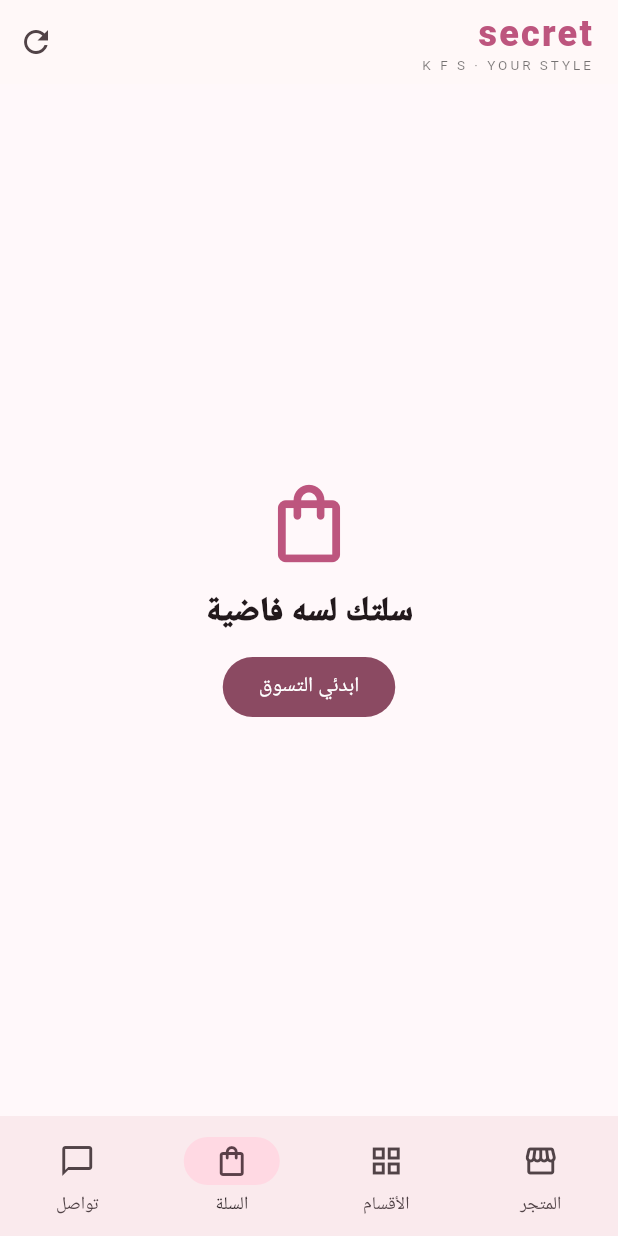
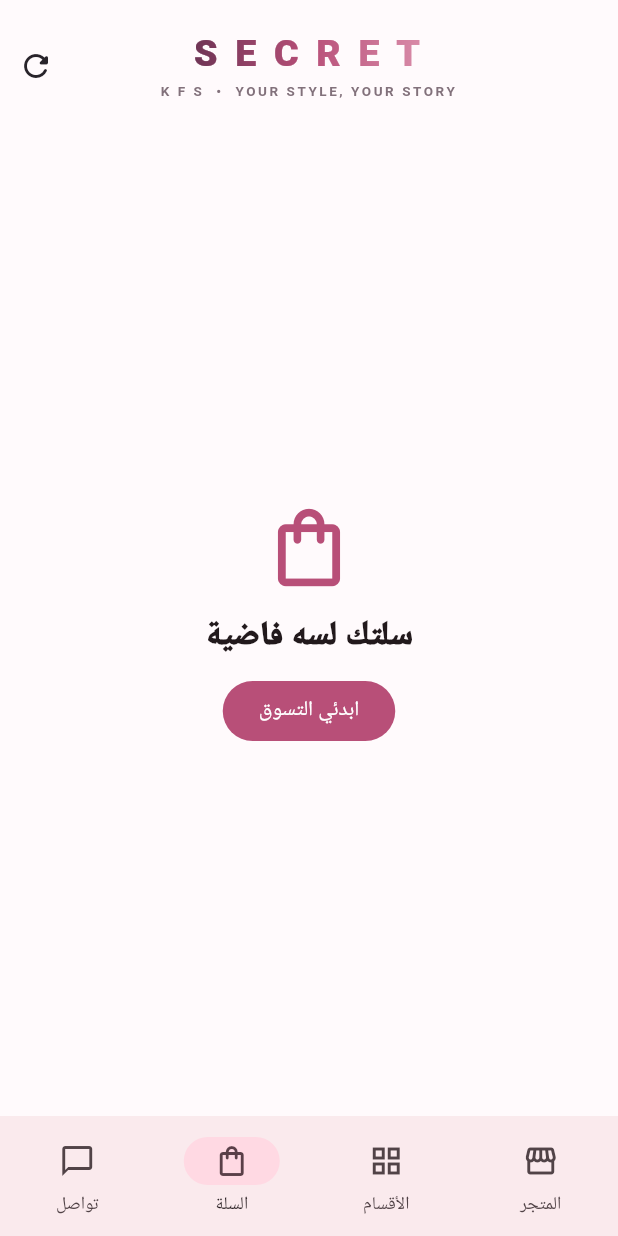
Before and after one commit to webdimeler/secret, a Flutter app: the screen it shows after launch, item 3 of the bottom bar chosen, on a phone screen of 412 x 824 dp. Run offline on Flutter 3.47's test engine with Material 3 defaults, Android fonts, the phone set to English and light mode, and no system bars; our stand-ins replace shared_preferences, supabase_flutter; accounts and stored records are empty.

Commit message:
Redesign Secret KFS with premium spaced wordmark and animated gradient hero

```diff
--- a/android_store/lib/main.dart
+++ b/android_store/lib/main.dart
@@ -6,7 +6,10 @@ import 'package:url_launcher/url_launcher.dart';
 
 const url = 'https://ywhwqpijlevtoqvhodkf.supabase.co';
 const publicKey = 'sb_publishable_x2MuIwfoQKZ6R33K1Tl4_Q_8HZJIUSY';
-const pink = Color(0xFFBD557E);
+const pink = Color(0xFFB84F78);
+const plum = Color(0xFF6F3455);
+const ink = Color(0xFF28232A);
+const canvas = Color(0xFFFFFAFC);
 final db = Supabase.instance.client;
 
 Future<void> main() async {
@@ -18,7 +21,7 @@ class SecretApp extends StatelessWidget {
   const SecretApp({super.key});
   @override Widget build(BuildContext context) => MaterialApp(
     title: 'Secret KFS', debugShowCheckedModeBanner: false,
-    theme: ThemeData(useMaterial3: true, colorScheme: ColorScheme.fromSeed(seedColor: pink), scaffoldBackgroundColor: const Color(0xFFFFF8FA)),
+    theme: ThemeData(useMaterial3: true, colorScheme: ColorScheme.fromSeed(seedColor: pink).copyWith(primary: pink, secondary: plum), scaffoldBackgroundColor: canvas, appBarTheme: const AppBarTheme(backgroundColor: canvas, foregroundColor: ink, elevation: 0, surfaceTintColor: Colors.transparent, centerTitle: true), cardTheme: CardThemeData(color: Colors.white, elevation: 0, shape: RoundedRectangleBorder(borderRadius: BorderRadius.all(Radius.circular(22)), side: BorderSide(color: Color(0xFFF1E4EA)))), inputDecorationTheme: InputDecorationTheme(filled: true, fillColor: Colors.white, contentPadding: EdgeInsets.symmetric(horizontal: 16, vertical: 15), border: OutlineInputBorder(borderRadius: BorderRadius.all(Radius.circular(18)), borderSide: BorderSide(color: Color(0xFFF0E2E9))), enabledBorder: OutlineInputBorder(borderRadius: BorderRadius.all(Radius.circular(18)), borderSide: BorderSide(color: Color(0xFFF0E2E9))), focusedBorder: OutlineInputBorder(borderRadius: BorderRadius.all(Radius.circular(18)), borderSide: BorderSide(color: pink, width: 1.5))), snackBarTheme: SnackBarThemeData(behavior: SnackBarBehavior.floating, shape: RoundedRectangleBorder(borderRadius: BorderRadius.all(Radius.circular(16))))),
     builder: (context, child) => Directionality(textDirection: TextDirection.rtl, child: child ?? const SizedBox()),
     home: const StorePage(),
   );
@@ -181,10 +184,12 @@ class _StorePageState extends State<StorePage> {
     await launchUrl(uri,mode:LaunchMode.externalApplication);
   }
   @override Widget build(BuildContext context)=>Scaffold(
-    appBar:AppBar(title:const Column(crossAxisAlignment:CrossAxisAlignment.start,children:[
-      Text('secret',style:TextStyle(color:pink,fontSize:24,fontWeight:FontWeight.w900,letterSpacing:1.5)),
-      Text('K F S · YOUR STYLE',style:TextStyle(fontSize:9,color:Colors.black54,letterSpacing:2)),
-    ]),actions:[IconButton(onPressed:load,icon:const Icon(Icons.refresh))]),
+    appBar:AppBar(toolbarHeight:88,title:Column(mainAxisSize:MainAxisSize.min,children:[
+      ShaderMask(shaderCallback:(bounds)=>const LinearGradient(colors:[plum,pink,Color(0xFFD98CA9)]).createShader(bounds),
+        child:const Text('S E C R E T',style:TextStyle(color:Colors.white,fontSize:25,fontWeight:FontWeight.w800,letterSpacing:2.8,height:1.1))),
+      const SizedBox(height:5),
+      const Text('K F S  •  YOUR STYLE, YOUR STORY',style:TextStyle(fontSize:9,color:Color(0xFF82717B),letterSpacing:1.7,fontWeight:FontWeight.w600)),
+    ]),actions:[IconButton(onPressed:load,tooltip:'تحديث المنتجات',icon:const Icon(Icons.refresh_rounded))]),
     body:IndexedStack(index:tab,children:[home(),categoriesPage(),cartPage(),contactPage()]),
     bottomNavigationBar:NavigationBar(selectedIndex:tab,onDestinationSelected:(v)=>setState(()=>tab=v),destinations:[
       const NavigationDestination(icon:Icon(Icons.storefront_outlined),label:'المتجر'),
@@ -195,11 +200,32 @@ class _StorePageState extends State<StorePage> {
   );
   Widget home()=>RefreshIndicator(onRefresh:load,child:CustomScrollView(slivers:[
     if(cms['announcement_visible'] != false) SliverToBoxAdapter(child:Padding(padding:const EdgeInsets.fromLTRB(14,8,14,0),child:Text((cms['announcement']??'لمستك الخاصة تبدأ من هنا ✦ توصيل داخل كفر الشيخ والمناطق المحيطة').toString(),textAlign:TextAlign.center,style:const TextStyle(fontSize:12,color:pink,fontWeight:FontWeight.w700)))),
-    SliverToBoxAdapter(child:Container(margin:const EdgeInsets.all(14),padding:const EdgeInsets.all(22),decoration:BoxDecoration(borderRadius:BorderRadius.circular(24),gradient:const LinearGradient(colors:[Color(0xFFF8E5ED),Color(0xFFFFF9FB)])),child:Column(crossAxisAlignment:CrossAxisAlignment.start,children:[
-      Text((cms['hero_eyebrow']??'YOUR STYLE, YOUR SECRET').toString(),style:const TextStyle(color:pink,fontWeight:FontWeight.w900,fontSize:11)),
-      const SizedBox(height:8),Text((cms['hero_title']??'تفاصيل صغيرة،\nإطلالة مختلفة.').toString(),style:const TextStyle(fontSize:30,height:1.3,fontWeight:FontWeight.w900)),
-      const SizedBox(height:8),Text((cms['hero_description']??'اختاري القطع اللي تشبهك من تشكيلتنا المختارة — لأن أناقتك ليها حكاية.').toString(),style:const TextStyle(height:1.8)),
-    ]))),
+    SliverToBoxAdapter(child:Padding(padding:const EdgeInsets.fromLTRB(14,14,14,8),child:
+      TweenAnimationBuilder<double>(tween:Tween(begin:.94,end:1),duration:const Duration(milliseconds:650),curve:Curves.easeOutCubic,
+        builder:(context,scale,child)=>Transform.scale(scale:scale,child:child),
+        child:Container(padding:const EdgeInsets.all(23),decoration:BoxDecoration(
+          borderRadius:BorderRadius.circular(30),
+          gradient:const LinearGradient(begin:Alignment.topRight,end:Alignment.bottomLeft,colors:[Color(0xFF713B5C),Color(0xFFAD567C),Color(0xFFD58CA8)]),
+          boxShadow:[BoxShadow(color:plum.withOpacity(.16),blurRadius:24,offset:Offset(0,12))]),
+          child:Stack(children:[
+            const Positioned(left:-10,top:-22,child:Icon(Icons.auto_awesome,size:104,color:Color(0x22FFFFFF))),
+            Column(crossAxisAlignment:CrossAxisAlignment.start,children:[
+              Container(padding:const EdgeInsets.symmetric(horizontal:12,vertical:7),decoration:BoxDecoration(color:Colors.white.withOpacity(.16),borderRadius:BorderRadius.circular(30),border:Border.all(color:Colors.white.withOpacity(.2))),
+                child:Text((cms['hero_eyebrow']??'CURATED FOR YOU  ✦').toString(),style:const TextStyle(color:Colors.white,fontWeight:FontWeight.w700,fontSize:10,letterSpacing:1.4))),
+              const SizedBox(height:17),
+              Text((cms['hero_title']??'ستايلك…\\nعلى طريقتك.').toString(),style:const TextStyle(fontSize:31,height:1.28,fontWeight:FontWeight.w900,color:Colors.white)),
+              const SizedBox(height:10),
+              Text((cms['hero_description']??'اكتشفي قطعًا مختارة بعناية، لتفاصيل صغيرة تصنع فرقًا كبيرًا.').toString(),style:const TextStyle(height:1.8,fontSize:13,color:Color(0xFFFBEFF4))),
+              const SizedBox(height:19),
+              Wrap(spacing:8,runSpacing:8,children:[
+                _heroPill(Icons.favorite_border_rounded,'اختيارات مميزة'),
+                _heroPill(Icons.local_shipping_outlined,'توصيل سهل'),
+              ]),
+            ]),
+          ]),
+        ),
+      ),
+    )),
     SliverToBoxAdapter(child:Padding(padding:const EdgeInsets.symmetric(horizontal:14),child:TextField(controller:search,onChanged:(v)=>setState(()=>query=v),decoration:InputDecoration(hintText:'ابحثي عن منتج أو وصف…',prefixIcon:const Icon(Icons.search),suffixIcon:query.isEmpty?null:IconButton(onPressed:(){search.clear();setState(()=>query='');},icon:const Icon(Icons.close)))))),
     SliverToBoxAdapter(child:Padding(padding:const EdgeInsets.all(14),child:Text(category.isEmpty?'قطع هتحبيها 🤍':category,style:const TextStyle(fontSize:21,fontWeight:FontWeight.w900)))),
     if(loading)const SliverFillRemaining(child:Center(child:CircularProgressIndicator()))
@@ -208,6 +234,11 @@ class _StorePageState extends State<StorePage> {
     else SliverPadding(padding:const EdgeInsets.fromLTRB(12,0,12,16),sliver:SliverGrid(delegate:SliverChildBuilderDelegate((ctx,i)=>productCard(filtered[i]),childCount:filtered.length),gridDelegate:const SliverGridDelegateWithFixedCrossAxisCount(crossAxisCount:2,crossAxisSpacing:12,mainAxisSpacing:12,childAspectRatio:.57))),
     SliverToBoxAdapter(child:Padding(padding:const EdgeInsets.all(16),child:Container(padding:const EdgeInsets.all(18),decoration:BoxDecoration(color:const Color(0xFFF2DCE6),borderRadius:BorderRadius.circular(18)),child:const Text('اختيارات بعناية • طلب سهل وواضح • إحنا قريبين منك')))),
   ]));
+  Widget _heroPill(IconData icon,String label)=>Container(
+    padding:const EdgeInsets.symmetric(horizontal:11,vertical:8),
+    decoration:BoxDecoration(color:Colors.white.withOpacity(.14),borderRadius:BorderRadius.circular(30),border:Border.all(color:Colors.white.withOpacity(.24))),
+    child:Row(mainAxisSize:MainAxisSize.min,children:[Icon(icon,size:14,color:Colors.white),const SizedBox(width:6),Text(label,style:const TextStyle(color:Colors.white,fontSize:11,fontWeight:FontWeight.w600))]),
+  );
   Widget productCard(Product p)=>InkWell(onTap:()=>showProduct(p),borderRadius:BorderRadius.circular(16),child:Container(clipBehavior:Clip.antiAlias,decoration:BoxDecoration(color:Colors.white,borderRadius:BorderRadius.circular(16),border:Border.all(color:const Color(0xFFF0DFE6))),child:Column(crossAxisAlignment:CrossAxisAlignment.stretch,children:[
     Expanded(child:Stack(fit:StackFit.expand,children:[
       if(p.images.isNotEmpty)Image.network(p.images.first,fit:BoxFit.cover,errorBuilder:(_,__,___)=>const ColoredBox(color:Color(0xFFF7EAF0),child:Icon(Icons.shopping_bag_outlined,color:pink,size:38))) else const ColoredBox(color:Color(0xFFF7EAF0),child:Icon(Icons.shopping_bag_outlined,color:pink,size:38)),
```
